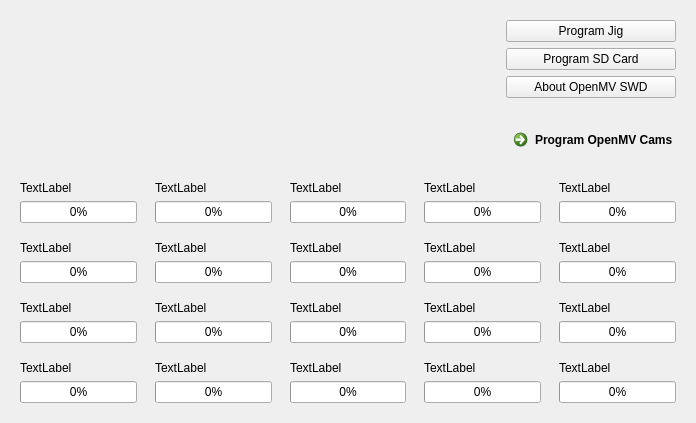
Qt form module/V2-Application/src/app/openmvswd.ui (openmv/openmv-swd) before a commit.
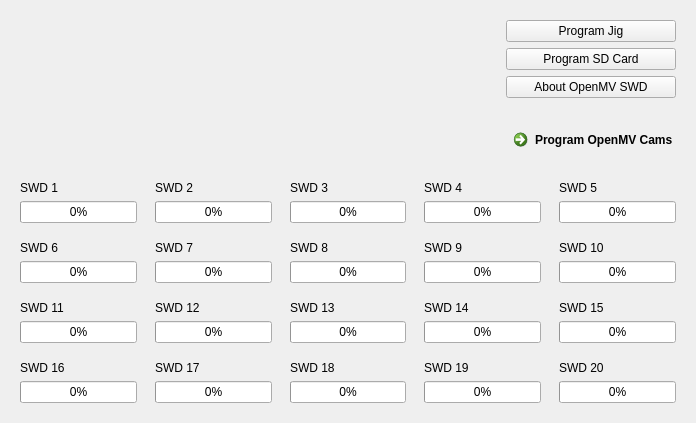
The same form after that commit. Icons and pictures are not drawn.

```diff
--- a/module/V2-Application/src/app/openmvswd.ui
+++ b/module/V2-Application/src/app/openmvswd.ui
@@ -154,7 +154,7 @@
          <item>
           <widget class="QLabel" name="label_00">
            <property name="text">
-            <string>TextLabel</string>
+            <string>SWD 1</string>
            </property>
           </widget>
          </item>
@@ -174,7 +174,7 @@
          <item>
           <widget class="QLabel" name="label_01">
            <property name="text">
-            <string>TextLabel</string>
+            <string>SWD 2</string>
            </property>
           </widget>
          </item>
@@ -194,7 +194,7 @@
          <item>
           <widget class="QLabel" name="label_10">
            <property name="text">
-            <string>TextLabel</string>
+            <string>SWD 11</string>
            </property>
           </widget>
          </item>
@@ -214,7 +214,7 @@
          <item>
           <widget class="QLabel" name="label_02">
            <property name="text">
-            <string>TextLabel</string>
+            <string>SWD 3</string>
            </property>
           </widget>
          </item>
@@ -234,7 +234,7 @@
          <item>
           <widget class="QLabel" name="label_15">
            <property name="text">
-            <string>TextLabel</string>
+            <string>SWD 16</string>
            </property>
           </widget>
          </item>
@@ -254,7 +254,7 @@
          <item>
           <widget class="QLabel" name="label_05">
            <property name="text">
-            <string>TextLabel</string>
+            <string>SWD 6</string>
            </property>
           </widget>
          </item>
@@ -274,7 +274,7 @@
          <item>
           <widget class="QLabel" name="label_03">
            <property name="text">
-            <string>TextLabel</string>
+            <string>SWD 4</string>
            </property>
           </widget>
          </item>
@@ -294,7 +294,7 @@
          <item>
           <widget class="QLabel" name="label_04">
            <property name="text">
-            <string>TextLabel</string>
+            <string>SWD 5</string>
            </property>
           </widget>
          </item>
@@ -314,7 +314,7 @@
          <item>
           <widget class="QLabel" name="label_06">
            <property name="text">
-            <string>TextLabel</string>
+            <string>SWD 7</string>
            </property>
           </widget>
          </item>
@@ -334,7 +334,7 @@
          <item>
           <widget class="QLabel" name="label_11">
            <property name="text">
-            <string>TextLabel</string>
+            <string>SWD 12</string>
            </property>
           </widget>
          </item>
@@ -354,7 +354,7 @@
          <item>
           <widget class="QLabel" name="label_16">
            <property name="text">
-            <string>TextLabel</string>
+            <string>SWD 17</string>
            </property>
           </widget>
          </item>
@@ -374,7 +374,7 @@
          <item>
           <widget class="QLabel" name="label_07">
            <property name="text">
-            <string>TextLabel</string>
+            <string>SWD 8</string>
            </property>
           </widget>
          </item>
@@ -394,7 +394,7 @@
          <item>
           <widget class="QLabel" name="label_12">
            <property name="text">
-            <string>TextLabel</string>
+            <string>SWD 13</string>
            </property>
           </widget>
          </item>
@@ -414,7 +414,7 @@
          <item>
           <widget class="QLabel" name="label_17">
            <property name="text">
-            <string>TextLabel</string>
+            <string>SWD 18</string>
            </property>
           </widget>
          </item>
@@ -434,7 +434,7 @@
          <item>
           <widget class="QLabel" name="label_08">
            <property name="text">
-            <string>TextLabel</string>
+            <string>SWD 9</string>
            </property>
           </widget>
          </item>
@@ -454,7 +454,7 @@
          <item>
           <widget class="QLabel" name="label_13">
            <property name="text">
-            <string>TextLabel</string>
+            <string>SWD 14</string>
            </property>
           </widget>
          </item>
@@ -474,7 +474,7 @@
          <item>
           <widget class="QLabel" name="label_18">
            <property name="text">
-            <string>TextLabel</string>
+            <string>SWD 19</string>
            </property>
           </widget>
          </item>
@@ -494,7 +494,7 @@
          <item>
           <widget class="QLabel" name="label_09">
            <property name="text">
-            <string>TextLabel</string>
+            <string>SWD 10</string>
            </property>
           </widget>
          </item>
@@ -514,7 +514,7 @@
          <item>
           <widget class="QLabel" name="label_14">
            <property name="text">
-            <string>TextLabel</string>
+            <string>SWD 15</string>
            </property>
           </widget>
          </item>
@@ -534,7 +534,7 @@
          <item>
           <widget class="QLabel" name="label_21">
            <property name="text">
-            <string>TextLabel</string>
+            <string>SWD 20</string>
            </property>
           </widget>
          </item>
```
Left out of the diff: 3 changed lines with no effect on the pictures.
